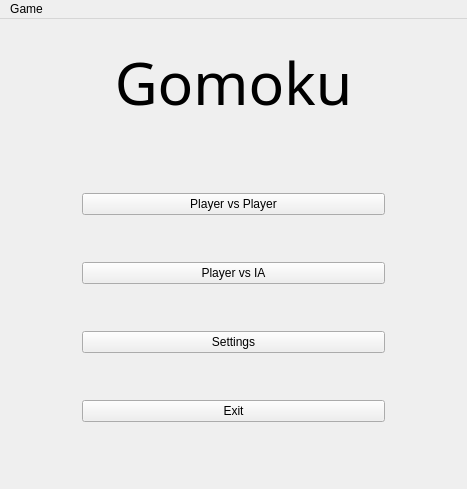
Before: the Qt Designer form GomokuWindow.ui in vladydan/gomoku, drawn with Qt 5.
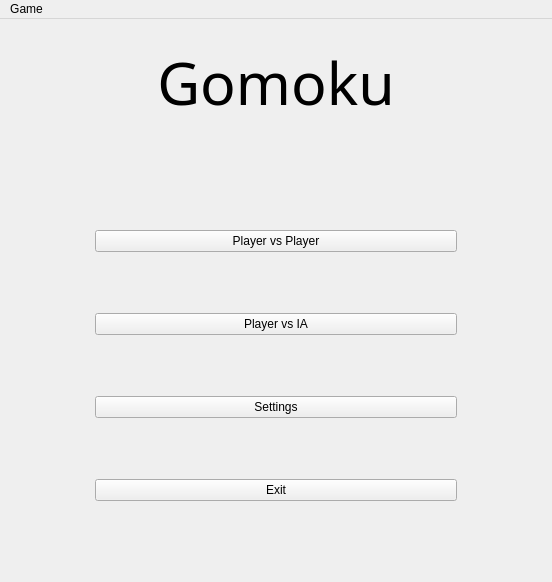
After: the same form once the commit is applied.

```diff
--- a/GomokuWindow.ui
+++ b/GomokuWindow.ui
@@ -6,8 +6,8 @@
    <rect>
     <x>0</x>
     <y>0</y>
-    <width>467</width>
-    <height>489</height>
+    <width>552</width>
+    <height>582</height>
    </rect>
   </property>
   <property name="windowTitle">
@@ -205,8 +205,8 @@
     <rect>
      <x>0</x>
      <y>0</y>
-     <width>467</width>
-     <height>19</height>
+     <width>552</width>
+     <height>26</height>
     </rect>
    </property>
    <property name="nativeMenuBar">
```
